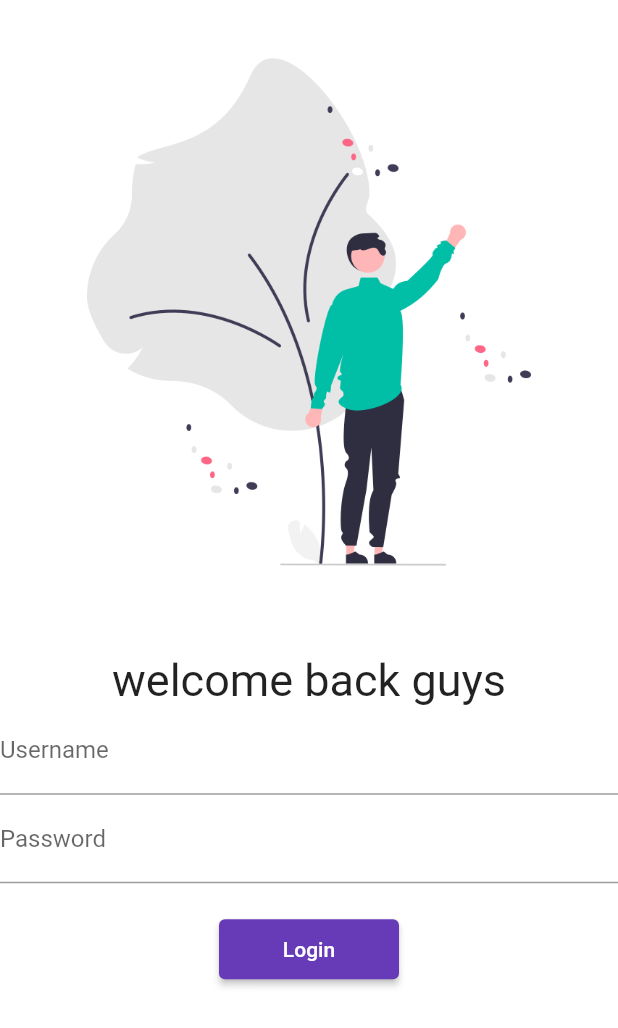
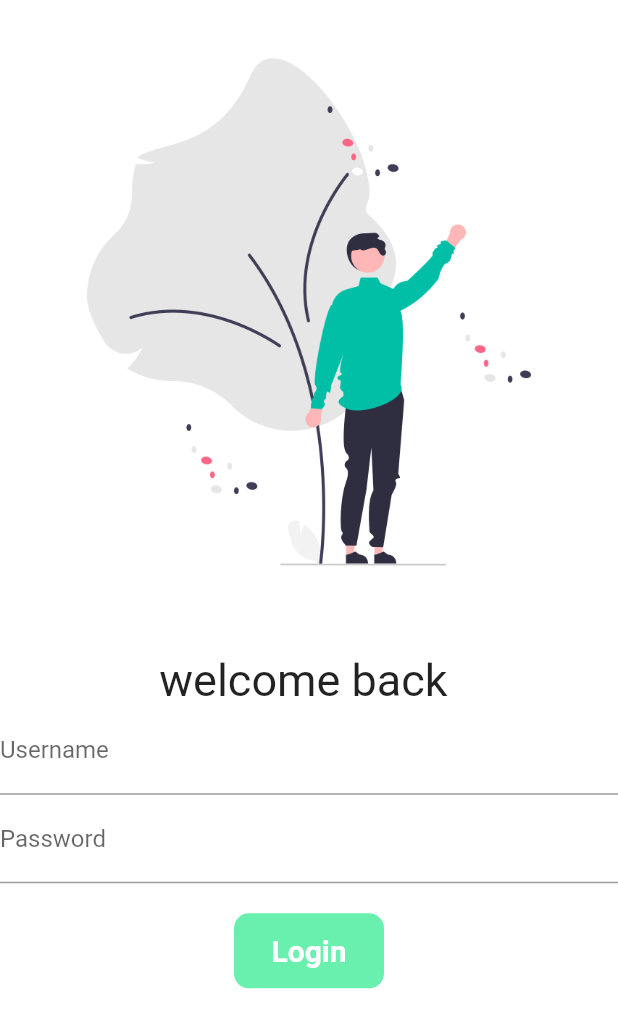
Before and after one commit to bharatbulchandani111/flutter_catalog, a Flutter app: the screen it shows after launch, on a phone screen of 412 x 824 dp. Shown: the top 1028 px of the screen. Run offline on Flutter 3.47's test engine with Material 2 defaults, Android fonts, the phone set to English and light mode, and no system bars; missing offline and left inert: dart:html.

Commit message:
day6 completed

```diff
--- a/lib/main.dart
+++ b/lib/main.dart
@@ -9,6 +9,7 @@ void main() {
 }
 
 class MyApp extends StatelessWidget {
+
   const MyApp({Key? key}) : super(key: key);
 
   // This widget is the root of your application.
--- a/lib/pages/login_page.dart
+++ b/lib/pages/login_page.dart
@@ -1,11 +1,19 @@
 // ignore_for_file: prefer_const_constructors
+
+import 'dart:html';
 
 import 'package:flutter/material.dart';
 import 'package:flutter_catalog/utils/routes.dart';
 
-class LoginPage extends StatelessWidget {
+class LoginPage extends StatefulWidget {
   const LoginPage({Key? key}) : super(key: key);
 
+  @override
+  State<LoginPage> createState() => _LoginPageState();
+}
+
+class _LoginPageState extends State<LoginPage> {
+  String name = "";
   @override
   Widget build(BuildContext context) {
     return Material(
@@ -15,13 +23,18 @@ class LoginPage extends StatelessWidget {
             Image.asset("assets/images/login.png", fit: BoxFit.cover),
             SizedBox(height: 20),
             Text(
-              "welcome back guys",
+              "welcome back $name",
               style: TextStyle(fontSize: 30),
             ),
             Column(children: [
               TextFormField(
-                  decoration: InputDecoration(
-                      hintText: "Enter Username", labelText: "Username")),
+                decoration: InputDecoration(
+                    hintText: "Enter Username", labelText: "Username"),
+                onChanged: (value) {
+                  name = value;
+                  setState(() {});
+                },
+              ),
               TextFormField(
                   obscureText: true,
                   decoration: InputDecoration(
@@ -29,15 +42,34 @@ class LoginPage extends StatelessWidget {
               SizedBox(
                 height: 20.0,
               ),
-              ElevatedButton(
-                  onPressed: () {
-                    Navigator.pushNamed(context, MyRoutes.homeRoute);
-                  },
-                  child: Text("Login"),
-                  style: TextButton.styleFrom(minimumSize: Size(120, 40)))
+              InkWell(
+                onTap: (){
+                  Navigator.pushNamed(context, MyRoutes.homeRoute);
+                },
+
+              child: Container(
+                  width: 100,
+                  height: 50,
+
+                  alignment: Alignment.center,
+                  child: Text(
+                    "Login",
+                    style: TextStyle(
+                        color: Colors.white,
+                        fontSize: 20,
+                        fontWeight: FontWeight.bold),
+                  ),
+
+                  decoration:
+                      BoxDecoration(color: Colors.greenAccent,borderRadius: BorderRadius.circular(10)),),)
+              // ElevatedButton(
+              //     onPressed: () {
+              //       Navigator.pushNamed(context, MyRoutes.homeRoute);
+              //     },
+              //     child: Text("Login"),
+              //     style: TextButton.styleFrom(minimumSize: Size(120, 40)))
             ])
           ]),
-        )
-        );
+        ));
   }
 }
```
